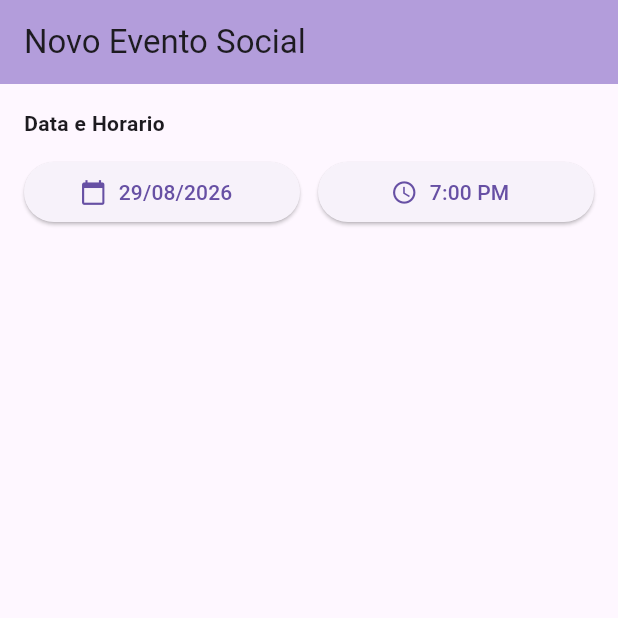
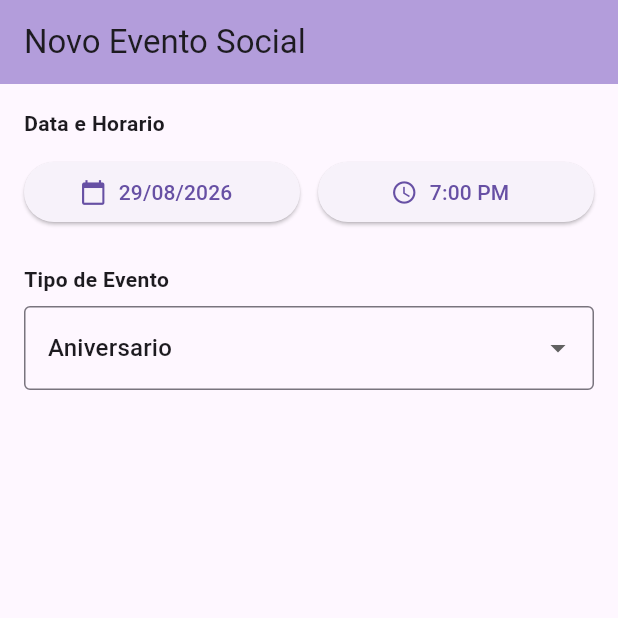
Before and after one commit to kelvynfelix/flutter-51, a Flutter app: the screen it shows after launch, on a phone screen of 412 x 824 dp, the top half of it. Run offline on Flutter 3.47's test engine with Material 3 defaults, Android fonts, the phone set to English and light mode, and no system bars.

Commit message:
Implementado DropDown em tipo de evento.

```diff
--- a/lib/main.dart
+++ b/lib/main.dart
@@ -19,9 +19,11 @@ class AgendamentoEventoTela extends StatefulWidget {
 class _AgendamentoEventoTelaState extends State<AgendamentoEventoTela> {
   static final DateTime _dataPadrao = DateTime.now();
   static const TimeOfDay _horarioPadrao = TimeOfDay(hour: 19, minute: 0);
+  static const String _tipoEventoPadrao = 'Aniversario';
 
   late DateTime _dataSelecionada;
   late TimeOfDay _horarioSelecionado;
+  late String _tipoEventoSelecionado;
 
   @override
   void initState() {
@@ -32,12 +34,14 @@ class _AgendamentoEventoTelaState extends State<AgendamentoEventoTela> {
   void _resetarValores() {
     _dataSelecionada = _dataPadrao;
     _horarioSelecionado = _horarioPadrao;
+    _tipoEventoSelecionado = _tipoEventoPadrao;
   }
 
   void _salvarFormulario() {
     debugPrint('=== RESUMO DO AGENDAMENTO ===');
     debugPrint('Data: ${_formatarData(_dataSelecionada)}');
     debugPrint('Horario: ${_horarioSelecionado.format(context)}');
+    debugPrint('Tipo de evento: $_tipoEventoSelecionado');
   }
 
   Future<void> _selecionarData() async {
@@ -110,6 +114,35 @@ class _AgendamentoEventoTelaState extends State<AgendamentoEventoTela> {
                 ),
               ],
             ),
+            const SizedBox(height: 24),
+            const Text(
+              'Tipo de Evento',
+              style: TextStyle(fontWeight: FontWeight.bold),
+            ),
+            const SizedBox(height: 8),
+            DropdownButtonFormField<String>(
+              initialValue: _tipoEventoSelecionado,
+              decoration: const InputDecoration(border: OutlineInputBorder()),
+              items: const [
+                DropdownMenuItem(
+                  value: 'Aniversario',
+                  child: Text('Aniversario'),
+                ),
+                DropdownMenuItem(value: 'Casamento', child: Text('Casamento')),
+                DropdownMenuItem(
+                  value: 'Corporativo',
+                  child: Text('Corporativo'),
+                ),
+                DropdownMenuItem(value: 'Outro', child: Text('Outro')),
+              ],
+              onChanged: (String? novoValor) {
+                if (novoValor != null) {
+                  setState(() {
+                    _tipoEventoSelecionado = novoValor;
+                  });
+                }
+              },
+            ),
           ],
         ),
       ),
```
